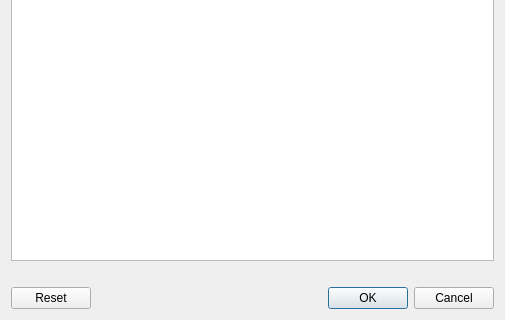
This is avidemux_plugins/ADM_videoFilters6/hue/qt4/hue.ui in mean00/avidemux2 as Qt 5 draws it before an edit; both pictures show x 0 to 505 and y 155 to 475 of the 505 by 475 pixel window. The edited form follows.
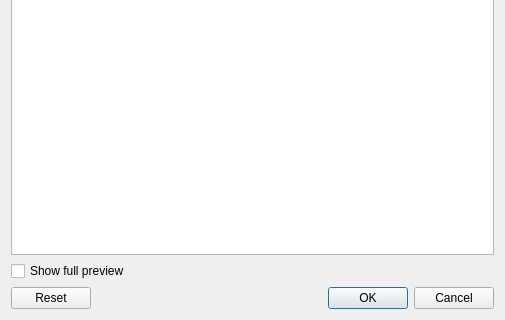
This is the edited form. Custom widgets are drawn as their Qt base class.

Commit message: [hue/qt] Rebuild lookup tables on reset, add checkbox to toggle preview split

Patch:
```diff
--- a/avidemux_plugins/ADM_videoFilters6/hue/qt4/hue.ui
+++ b/avidemux_plugins/ADM_videoFilters6/hue/qt4/hue.ui
@@ -104,20 +104,11 @@
     <widget class="QGraphicsView" name="graphicsView"/>
    </item>
    <item>
-    <spacer name="bottomSpacer">
-     <property name="orientation">
-      <enum>Qt::Vertical</enum>
+    <widget class="QCheckBox" name="checkBoxFullPreview">
+     <property name="text">
+      <string>Show full preview</string>
      </property>
-     <property name="sizeType">
-      <enum>QSizePolicy::Fixed</enum>
-     </property>
-     <property name="sizeHint" stdset="0">
-      <size>
-       <width>20</width>
-       <height>20</height>
-      </size>
-     </property>
-    </spacer>
+    </widget>
    </item>
    <item>
     <widget class="QDialogButtonBox" name="buttonBox">
```
The commit also changes 4 other files.
